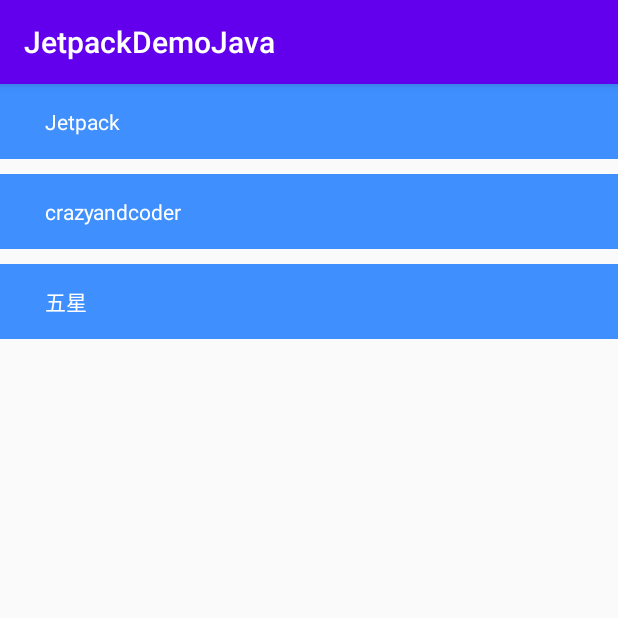
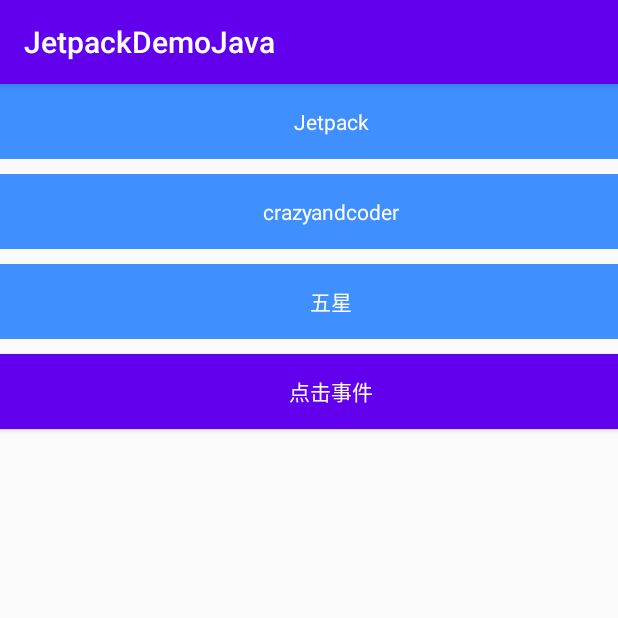
Before and after one commit to crazyandcoder/jetpack, an Android app: the DemoDataBindingActivity screen opened directly, with no data from a screen before it, on a phone screen of 412 x 824 dp, the top half of it. Run offline under Robolectric (Android 15) with nearby library versions, the phone set to English and light mode, and no system bars; our stand-ins replace data binding.

Commit message:
databinding click

```diff
--- a/app/src/main/java/com/crazyandcoder/top/jetpackdemojava/jetpack/databinding/DemoDataBindingActivity.java
+++ b/app/src/main/java/com/crazyandcoder/top/jetpackdemojava/jetpack/databinding/DemoDataBindingActivity.java
@@ -4,6 +4,7 @@ import androidx.appcompat.app.AppCompatActivity;
 import androidx.databinding.DataBindingUtil;
 
 import android.os.Bundle;
+import android.view.View;
 
 import com.crazyandcoder.top.jetpackdemojava.R;
 import com.crazyandcoder.top.jetpackdemojava.bean.Book;
@@ -11,15 +12,34 @@ import com.crazyandcoder.top.jetpackdemojava.databinding.ActivityDemoDataBinding
 
 public class DemoDataBindingActivity extends AppCompatActivity {
 
+    private boolean update = true;
+
     @Override
     protected void onCreate(Bundle savedInstanceState) {
         super.onCreate(savedInstanceState);
-        ActivityDemoDataBindingBinding activityDemoDataBindingBinding
+        final ActivityDemoDataBindingBinding activityDemoDataBindingBinding
                 = DataBindingUtil.setContentView(this,
                 R.layout.activity_demo_data_binding);
-        Book book = new Book("Jetpack", "crazyandcoder");
+        final Book book = new Book("Jetpack", "crazyandcoder");
         book.setRating(5);
         activityDemoDataBindingBinding.setBook(book);
 
+        activityDemoDataBindingBinding.setEventHandle(new EventHandleListener(this, new View.OnClickListener() {
+            @Override
+            public void onClick(View view) {
+                if (update) {
+                    book.setRating(1);
+                    book.setAuthor("李大爷");
+                    book.setTitle("Android开发");
+                } else {
+                    book.setRating(3);
+                    book.setAuthor("感觉啊困死了的感觉卡洛斯的");
+                    book.setTitle("噶厦的公交卡了甘尽苦来的世界观卡李吉感动");
+                }
+                update = !update;
+                activityDemoDataBindingBinding.setBook(book);
+            }
+        }));
+
     }
 }
--- /dev/null
+++ b/app/src/main/java/com/crazyandcoder/top/jetpackdemojava/jetpack/databinding/EventHandleListener.java
@@ -0,0 +1,19 @@
+package com.crazyandcoder.top.jetpackdemojava.jetpack.databinding;
+
+import android.content.Context;
+import android.view.View;
+import android.widget.Toast;
+
+public class EventHandleListener {
+    private Context context;
+    private View.OnClickListener listener;
+
+    public EventHandleListener(Context context, View.OnClickListener listener) {
+        this.context = context;
+        this.listener = listener;
+    }
+
+    public void onButtonClicked(View view) {
+        view.setOnClickListener(listener);
+    }
+}
--- a/app/src/main/res/layout/activity_demo_data_binding.xml
+++ b/app/src/main/res/layout/activity_demo_data_binding.xml
@@ -10,6 +10,10 @@
         <variable
             name="book"
             type="com.crazyandcoder.top.jetpackdemojava.bean.Book" />
+
+        <variable
+            name="EventHandle"
+            type="com.crazyandcoder.top.jetpackdemojava.jetpack.databinding.EventHandleListener" />
     </data>
 
     <LinearLayout
@@ -23,7 +27,7 @@
             android:layout_width="match_parent"
             android:layout_height="50dp"
             android:background="@color/colorAccent"
-            android:gravity="center_vertical"
+            android:gravity="center"
             android:paddingLeft="30dp"
             android:text="@{book.title}"
             android:textColor="@color/white" />
@@ -35,7 +39,7 @@
             android:layout_height="50dp"
             android:layout_marginTop="10dp"
             android:background="@color/colorAccent"
-            android:gravity="center_vertical"
+            android:gravity="center"
             android:paddingLeft="30dp"
             android:text="@{book.author}"
             android:textColor="@color/white" />
@@ -46,11 +50,23 @@
             android:layout_height="50dp"
             android:layout_marginTop="10dp"
             android:background="@color/colorAccent"
-            android:gravity="center_vertical"
+            android:gravity="center"
             android:paddingLeft="30dp"
             android:text="@{BookUtils.getRating(book.rating)}"
             android:textColor="@color/white" />
 
 
+        <Button
+            android:layout_width="match_parent"
+            android:layout_height="50dp"
+            android:layout_marginTop="10dp"
+            android:background="@color/colorPrimary"
+            android:gravity="center"
+            android:onClick="@{EventHandle::onButtonClicked}"
+            android:paddingLeft="30dp"
+            android:text="点击事件"
+            android:textColor="@color/white" />
+
+
     </LinearLayout>
 </layout>
```
